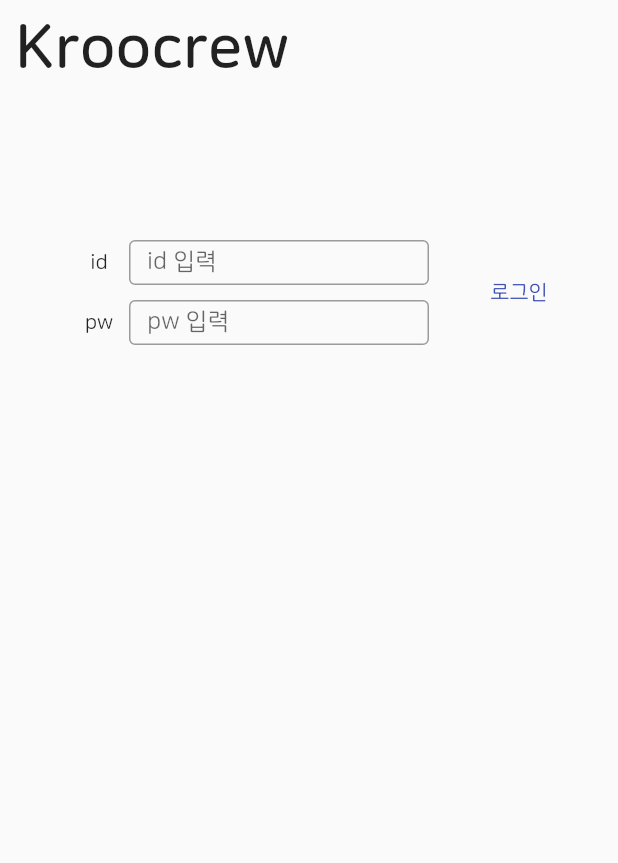
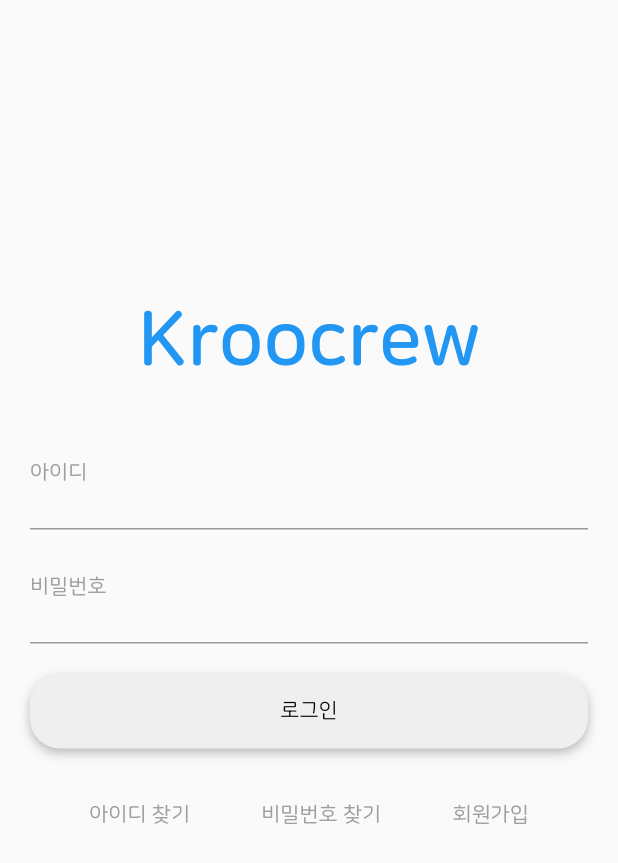
Before and after one commit to rkftp/Kroocrew, a Flutter app: the screen it shows after launch, on a phone screen of 412 x 824 dp. Shown: the top 863 px of the screen. Run offline on Flutter 3.47's test engine with Material 2 defaults, Android fonts, the phone set to English and light mode, and no system bars; our stand-ins replace functional_widget_annotation, get, table_calendar.

Commit message:
로그인 화면 구현

```diff
--- a/lib/login.dart
+++ /dev/null
@@ -1,105 +0,0 @@
-import 'package:flutter/material.dart';
-import 'app.dart';
-
-
-class login extends StatelessWidget {
-  const login({super.key, this.loginAcc});
-  final loginAcc;
-  @override
-  Widget build(BuildContext context) {
-    return Scaffold(
-      body:Container(
-        child: Column(
-          children: [
-            Container(
-              alignment: Alignment.topLeft,
-                padding: EdgeInsets.fromLTRB(10, 10, 0, 0),
-                child: Text('Kroocrew',style: TextStyle(
-                  fontSize: 40,
-                  fontWeight: FontWeight.bold,
-              ),)
-            ),
-            Container(
-              alignment: Alignment.center,
-              padding: EdgeInsets.fromLTRB(0, 100, 0, 0),
-              child: Row(
-                mainAxisAlignment: MainAxisAlignment.center,
-                crossAxisAlignment: CrossAxisAlignment.center,
-                children: [
-                  Container(
-
-                    width: 280,
-                    height: 80,
-                    child: Row(
-                      mainAxisAlignment: MainAxisAlignment.center,
-                      crossAxisAlignment: CrossAxisAlignment.center,
-                      children: [
-                        Column(
-                          mainAxisAlignment: MainAxisAlignment.center,
-                          crossAxisAlignment: CrossAxisAlignment.center,
-                          children: [
-                            Container(
-
-                                height: 40,
-                                width: 40,
-                                alignment: Alignment.center,
-                                child: Text("id")),
-                            Container(
-
-                                height: 40,
-                                width: 40,
-                                alignment: Alignment.center,
-                                child: Text("pw")),
-
-                          ],
-                        ),
-                        Column(
-                          mainAxisAlignment: MainAxisAlignment.center,
-                          crossAxisAlignment: CrossAxisAlignment.center,
-                          children: [
-                            Container(
-                              height: 40,
-                              width: 200,
-                              alignment: Alignment.center,
-                              padding: EdgeInsets.fromLTRB(0, 5, 0, 5),
-                              child: TextField(
-                                  decoration: InputDecoration(
-                                    border: OutlineInputBorder(),
-                                    labelText: 'id 입력',
-
-                                  )
-                              ),
-                            ),
-                            Container(
-                              height: 40,
-                              width: 200,
-                              alignment: Alignment.center,
-                              padding: EdgeInsets.fromLTRB(0, 5, 0, 5),
-                              child: TextField(
-                                  obscureText: true,
-                                  decoration: InputDecoration(
-                                    border: OutlineInputBorder(),
-                                    labelText: 'pw 입력',
-
-                                  )
-                              ),
-                            ),
-                            ],
-                        ),
-                      ],
-                    ),
-                  ),
-                  Container(
-                      width: 80,
-                      height: 50,
-                      child: TextButton( onPressed: () {loginAcc();}, child: Text("로그인"), )
-                  ),
-                ],
-              ),
-            ),
-          ],
-        ),
-      ),
-    );
-  }
-}
--- a/lib/main.dart
+++ b/lib/main.dart
@@ -4,7 +4,7 @@
 
 import 'widgets/Bottom_Navigate.dart';
 import 'app.dart';
-import 'login.dart';
+import 'widgets/login/login.dart';
 import 'package:intl/date_symbol_data_local.dart';
 
 void main() async {
--- a/lib/widgets/home/Middle.dart
+++ b/lib/widgets/home/Middle.dart
@@ -1,6 +1,6 @@
 import 'package:flutter/material.dart';
 import '1Head.dart' as Head;
-import '2NamePlace.dart' as NamePlace;
+
 import '3Cal_Test.dart' as Cal_Test;
 import '4List.dart' as Middle_Cal;
 
--- /dev/null
+++ b/lib/widgets/login/find_id.dart
@@ -0,0 +1,10 @@
+import 'package:flutter/material.dart';
+
+class find_id extends StatelessWidget {
+  const find_id({super.key});
+
+  @override
+  Widget build(BuildContext context) {
+    return Scaffold();
+  }
+}
--- /dev/null
+++ b/lib/widgets/login/find_pw.dart
@@ -0,0 +1,10 @@
+import 'package:flutter/material.dart';
+
+class find_pw extends StatelessWidget {
+  const find_pw({super.key});
+
+  @override
+  Widget build(BuildContext context) {
+    return Scaffold();
+  }
+}
--- /dev/null
+++ b/lib/widgets/login/login.dart
@@ -0,0 +1,198 @@
+import 'package:flutter/material.dart';
+import '../../app.dart';
+import 'find_id.dart' as find_id;
+import 'find_pw.dart' as find_pw;
+import 'sign_up.dart' as sign_up;
+
+
+class login extends StatelessWidget {
+  const login({super.key, this.loginAcc});
+  final loginAcc;
+  @override
+  Widget build(BuildContext context) {
+    return Scaffold(
+      body:SingleChildScrollView(
+          child:Container(
+            child: Column(
+              children: [
+                Container(
+                    alignment: Alignment.center,
+                    padding: EdgeInsets.fromLTRB(0, 200, 0, 0),
+                    child: Text('Kroocrew',style: TextStyle(
+                        fontSize: 50,
+                        fontWeight: FontWeight.bold,
+                        color: Colors.blue
+                    ),)
+                ),
+                box1(),
+                login_button(loginAcc: loginAcc,),
+                box2(),
+
+
+              ],
+            ),
+          ),
+      ),
+    );
+  }
+}
+
+class box1 extends StatelessWidget {
+  const box1({super.key});
+
+  @override
+  Widget build(BuildContext context) {
+    return Container(
+      child: Column(
+        children: [
+          id_text(),
+          id_box(),
+          pw_text(),
+          pw_box(),
+
+
+        ],
+      )
+    );
+  }
+}
+
+class id_text extends StatelessWidget {
+  const id_text({super.key});
+
+  @override
+  Widget build(BuildContext context) {
+    return Container(
+      padding: EdgeInsets.fromLTRB(20, 50, 0, 0),
+      alignment: Alignment.centerLeft,
+      child: Text('아이디',style: TextStyle(
+        fontSize: 14,
+        color: Colors.grey
+      )),
+    );
+  }
+}
+
+class pw_text extends StatelessWidget {
+  const pw_text({super.key});
+
+  @override
+  Widget build(BuildContext context) {
+    return Container(
+      padding: EdgeInsets.fromLTRB(20, 30, 0, 0),
+      alignment: Alignment.centerLeft,
+      child: Text('비밀번호',style: TextStyle(
+          fontSize: 14,
+          color: Colors.grey
+      )),
+    );
+  }
+}
+
+class id_box extends StatelessWidget {
+  const id_box({super.key});
+
+  @override
+  Widget build(BuildContext context) {
+    return Container(
+      height: 30,
+      width: double.infinity,
+      alignment: Alignment.center,
+      padding: EdgeInsets.fromLTRB(20, 0, 20, 0),
+      child: TextField(
+          decoration: InputDecoration(
+          )
+      ),
+    );
+  }
+}
+
+class pw_box extends StatelessWidget {
+  const pw_box({super.key});
+
+  @override
+  Widget build(BuildContext context) {
+    return Container(
+      height: 30,
+      width: double.infinity,
+      alignment: Alignment.center,
+      padding: EdgeInsets.fromLTRB(20, 0, 20, 0),
+      child: TextField(
+          obscureText: true,
+          decoration: InputDecoration(
+          )
+      ),
+    );
+  }
+}
+
+class login_button extends StatelessWidget {
+  const login_button({super.key,this.loginAcc});
+  final loginAcc;
+  @override
+  Widget build(BuildContext context) {
+    return Container(
+        margin: EdgeInsets.fromLTRB(20, 20, 20, 20),
+
+        width: double.infinity,
+        height: 50,
+        decoration: BoxDecoration(
+          color: Color(0xffEFEFEF),
+          borderRadius: BorderRadius.circular(20),
+          boxShadow: [
+            BoxShadow(
+              color: Colors.grey.withOpacity(0.7),
+              spreadRadius: 0,
+              blurRadius: 5.0,
+              offset: Offset(0, 3), // changes position of shadow
+            ),
+          ]
+        ),
+
+        child: TextButton( onPressed: () {loginAcc();}, child: Text("로그인",style: TextStyle(
+            color:Colors.black
+        ),), )
+    );
+  }
+}
+
+class box2 extends StatelessWidget {
+  const box2({super.key});
+
+  @override
+  Widget build(BuildContext context) {
+    return Container(
+        padding: EdgeInsets.fromLTRB(20, 0, 20, 0),
+        child: Row(
+
+        mainAxisAlignment: MainAxisAlignment.spaceEvenly,
+        children: [
+          button(text:'아이디 찾기',next_page: find_id.find_id()),
+          button(text:'비밀번호 찾기',next_page: find_pw.find_pw()),
+          button(text: '회원가입', next_page:sign_up.sign_up())
+        ],
+      )
+    );
+  }
+}
+
+class button extends StatelessWidget {
+  const button({super.key,this.text,this.next_page});
+  final text;
+  final next_page;
+  @override
+  Widget build(BuildContext context) {
+    return Container(
+        child: TextButton( onPressed: () {
+          Navigator.push(
+              context,
+              MaterialPageRoute(builder: (context) => next_page)
+          );
+        }, child: Text(text ,style: TextStyle(
+            color:Colors.grey,
+            fontSize: 14,
+        ),), )
+    );
+
+  }
+}
--- /dev/null
+++ b/lib/widgets/login/sign_up.dart
@@ -0,0 +1,10 @@
+import 'package:flutter/material.dart';
+
+class sign_up extends StatelessWidget {
+  const sign_up({super.key});
+
+  @override
+  Widget build(BuildContext context) {
+    return Scaffold();
+  }
+}
```
